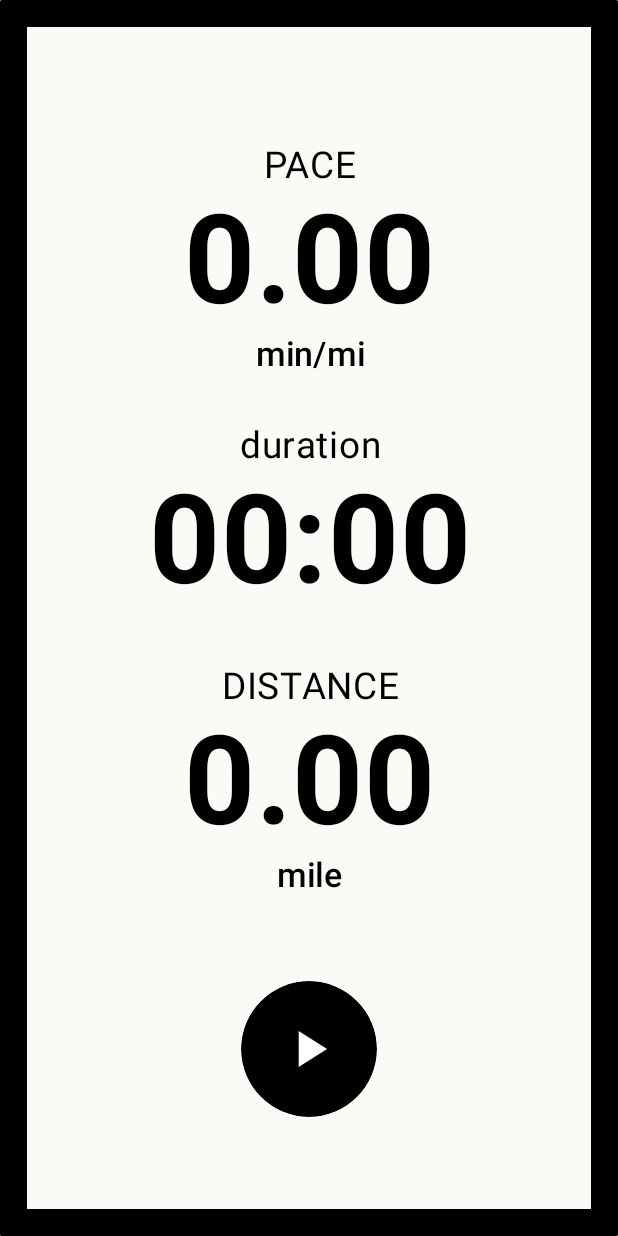
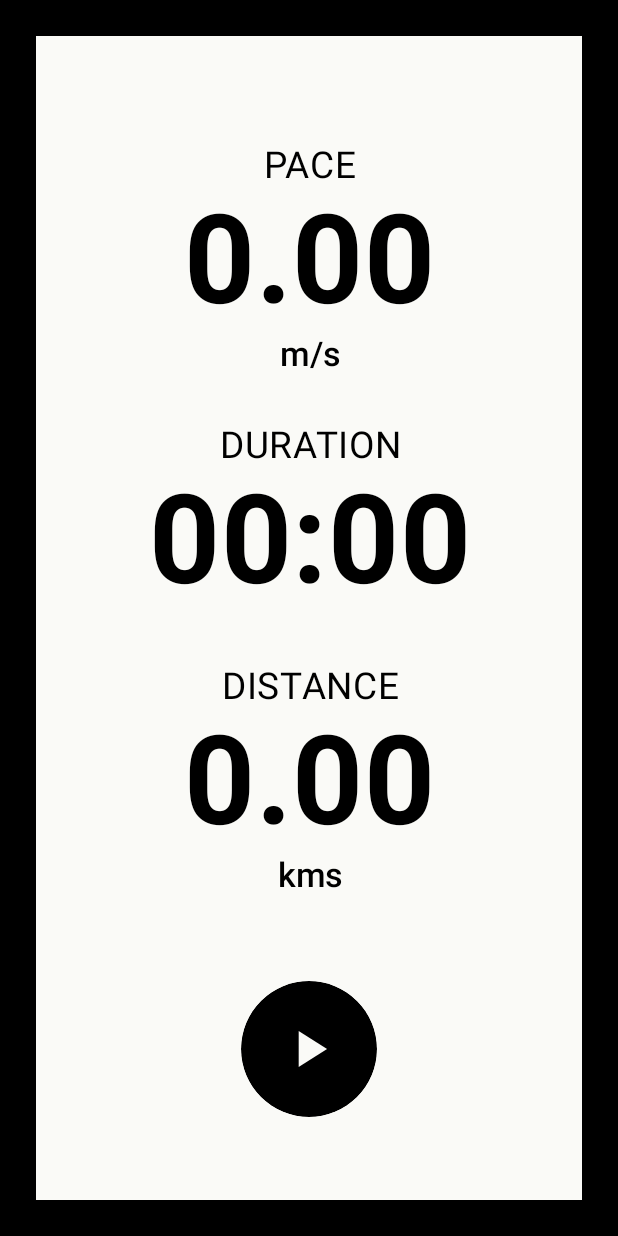
Before and after one commit to bansalayush/JustRun, an Android app built with Jetpack Compose: the screen it shows after launch (MainActivity), on a phone screen of 412 x 824 dp. Run offline under Robolectric (Android 15) with nearby library versions, the phone set to English and light mode, and no system bars; our stand-ins replace Room's generated code, Timber; 1 statement that could not run was skipped.

Commit message:
feat(ui): update color scheme and tracker screen

```diff
--- a/app/build.gradle.kts
+++ b/app/build.gradle.kts
@@ -86,6 +86,7 @@ dependencies {
     // Jetpack DataStore Preferences
     implementation(libs.androidx.datastore.preferences)
     implementation(libs.timber)
+    implementation("androidx.navigation:navigation-compose:2.7.7")
 }
 
 detekt {
--- a/app/src/main/java/com/scorpio/distancecalculator/MLocation.kt
+++ b/app/src/main/java/com/scorpio/distancecalculator/MLocation.kt
@@ -5,11 +5,13 @@ import com.scorpio.distancecalculator.db.LocationEntity
 data class MLocation(
     val latitude: Double,
     val longitude: Double,
+//    val speed:Double,
 ) {
     fun toEntity(currentActivityUUID: Long): LocationEntity {
         return LocationEntity(
             latitude = this.latitude,
             longitude = this.longitude,
+//            pace = this.speed,
             activityId = currentActivityUUID,
         )
     }
--- a/app/src/main/java/com/scorpio/distancecalculator/MainActivity.kt
+++ b/app/src/main/java/com/scorpio/distancecalculator/MainActivity.kt
@@ -12,11 +12,9 @@ import androidx.compose.foundation.layout.fillMaxHeight
 import androidx.compose.foundation.layout.fillMaxSize
 import androidx.compose.foundation.layout.fillMaxWidth
 import androidx.compose.foundation.layout.padding
-import androidx.compose.foundation.shape.RoundedCornerShape
 import androidx.compose.material3.Scaffold
 import androidx.compose.material3.Surface
 import androidx.compose.ui.Modifier
-import androidx.compose.ui.graphics.Color
 import androidx.compose.ui.unit.dp
 import androidx.navigation.compose.NavHost
 import androidx.navigation.compose.composable
@@ -26,6 +24,7 @@ import com.scorpio.distancecalculator.tracker.TrackerCommands.TrackerCommandFini
 import com.scorpio.distancecalculator.tracker.TrackerCommands.TrackerCommandPause
 import com.scorpio.distancecalculator.tracker.TrackerCommands.TrackerCommandResume
 import com.scorpio.distancecalculator.ui.theme.DistanceCalculatorTheme
+import com.scorpio.distancecalculator.ui.theme.Tone_Option_1
 import com.scorpio.distancecalculator.ui.theme.composables.HomeScreen
 import com.scorpio.distancecalculator.ui.theme.composables.Screen
 import timber.log.Timber
@@ -39,31 +38,31 @@ class MainActivity : ComponentActivity() {
         setContent {
             DistanceCalculatorTheme {
                 val navController = rememberNavController()
-                Surface(
-                    Modifier
-                        .fillMaxHeight(1.0f)
-                        .fillMaxWidth()
-                        .border(
-                            width = 18.dp,
-                            color = Color.Black,
-                            shape = RoundedCornerShape(1.dp)
-                        )
-                ) {
+                Surface {
                     Scaffold(
+                        modifier =
+                            Modifier
+                                .fillMaxHeight(1.0f)
+                                .fillMaxWidth()
+                                .border(
+                                    width = 24.dp,
+                                    color = Tone_Option_1.foreground,
+                                ),
                         content = { paddingValues ->
                             Box(
-                                modifier = Modifier
-                                    .fillMaxSize()
-                                    .padding(paddingValues)
+                                modifier =
+                                    Modifier
+                                        .fillMaxSize()
+                                        .padding(paddingValues),
                             ) {
                                 NavHost(
                                     navController = navController,
-                                    startDestination = Screen.Tracker.route
+                                    startDestination = Screen.Tracker.route,
                                 ) {
                                     composable(Screen.Home.route) {
                                         HomeScreen(
                                             viewModel = viewModel,
-                                            navController = navController
+                                            navController = navController,
                                         )
                                     }
 
@@ -71,34 +70,31 @@ class MainActivity : ComponentActivity() {
                                         RunStatsScreen(viewModel = viewModel, {
                                             Intent(
                                                 this@MainActivity,
-                                                RunningService::class.java
+                                                RunningService::class.java,
                                             ).apply {
                                                 action = TrackerCommandResume.toString()
                                             }.also { this@MainActivity.startService(it) }
                                         }, {
                                             Intent(
                                                 this@MainActivity,
-                                                RunningService::class.java
+                                                RunningService::class.java,
                                             ).apply {
                                                 action = TrackerCommandPause.toString()
                                             }.also { this@MainActivity.startService(it) }
                                         }, {
                                             Intent(
                                                 this@MainActivity,
-                                                RunningService::class.java
+                                                RunningService::class.java,
                                             ).apply {
                                                 action = TrackerCommandFinish.toString()
                                             }.also { this@MainActivity.startService(it) }
                                         })
                                     }
                                 }
-
-
                             }
-                        })
+                        },
+                    )
                 }
-
-
             }
         }
     }
--- a/app/src/main/java/com/scorpio/distancecalculator/db/LocationEntity.kt
+++ b/app/src/main/java/com/scorpio/distancecalculator/db/LocationEntity.kt
@@ -9,6 +9,7 @@ data class LocationEntity(
     val id: Long = 0,
     val latitude: Double,
     val longitude: Double,
+//    val speed:Double,
     val timestamp: Long = System.currentTimeMillis(),
     val activityId: Long,
 )
--- a/app/src/main/java/com/scorpio/distancecalculator/locationproducer/DefaultLocationProducer.kt
+++ b/app/src/main/java/com/scorpio/distancecalculator/locationproducer/DefaultLocationProducer.kt
@@ -36,6 +36,7 @@ class DefaultLocationProducer(
                         for (location in locations) {
                             val latitude = location.latitude
                             val longitude = location.longitude
+                            val speedInMetersPerSecond = location.speed
                             Log.d(TAG, "Location received: $latitude, $longitude speed:${location.speed}")
                             trySend(MLocation(latitude, longitude))
                         }
--- a/app/src/main/java/com/scorpio/distancecalculator/tracker/RunningTracker.kt
+++ b/app/src/main/java/com/scorpio/distancecalculator/tracker/RunningTracker.kt
@@ -22,21 +22,10 @@ class RunningTracker(
     private var distanceCalculationJob: Job? = null
 
     private val distanceMutableFlow = MutableStateFlow(0f)
+    private val speedMutableFlow = MutableStateFlow(0.0)
     val distanceFlow: StateFlow<Float> = distanceMutableFlow
 
-//    val speedStateFlow: StateFlow<Float> =
-//        combine(
-//            distanceMutableFlow,
-//            elapsedTimeFlow,
-//        ) { distance, time ->
-//            val distanceInKms = distance / 1000f
-//            val timeInHrs = time / 3600f
-//            if (timeInHrs != 0f) distanceInKms / timeInHrs else 0f
-//        }.stateIn(
-//            scope,
-//            SharingStarted.WhileSubscribed(300),
-//            0f,
-//        )
+    val speedStateFlow: StateFlow<Double> = speedMutableFlow
 
     private var lastTimestamp: Long = 0
 
@@ -46,6 +35,7 @@ class RunningTracker(
         locationTrackingJob =
             scope.launch {
                 locationProducer.startLocationUpdates().collectLatest { location ->
+//                    speedMutableFlow.value = location.speed
                     locationDao.insertLocation(location.toEntity(currentActivityUUID))
                     startDistanceCalculation()
                 }
--- a/app/src/main/java/com/scorpio/distancecalculator/tracker/TrackerScreen.kt
+++ b/app/src/main/java/com/scorpio/distancecalculator/tracker/TrackerScreen.kt
@@ -1,34 +1,46 @@
 package com.scorpio.distancecalculator.tracker
 
 import androidx.compose.foundation.background
-import androidx.compose.foundation.layout.*
+import androidx.compose.foundation.layout.Arrangement
+import androidx.compose.foundation.layout.Box
+import androidx.compose.foundation.layout.BoxWithConstraints
+import androidx.compose.foundation.layout.Column
+import androidx.compose.foundation.layout.PaddingValues
+import androidx.compose.foundation.layout.Row
+import androidx.compose.foundation.layout.Spacer
+import androidx.compose.foundation.layout.fillMaxHeight
+import androidx.compose.foundation.layout.fillMaxSize
+import androidx.compose.foundation.layout.fillMaxWidth
+import androidx.compose.foundation.layout.height
+import androidx.compose.foundation.layout.padding
+import androidx.compose.foundation.layout.size
 import androidx.compose.foundation.shape.CircleShape
 import androidx.compose.material.icons.Icons
+import androidx.compose.material.icons.filled.PlayArrow
 import androidx.compose.material3.Button
 import androidx.compose.material3.ButtonDefaults
 import androidx.compose.material3.Icon
 import androidx.compose.material3.Text
-import androidx.compose.material.icons.filled.PlayArrow
 import androidx.compose.runtime.Composable
 import androidx.compose.runtime.getValue
 import androidx.compose.ui.Alignment
 import androidx.compose.ui.Modifier
 import androidx.compose.ui.draw.clip
-import androidx.compose.ui.graphics.Color
 import androidx.compose.ui.graphics.vector.ImageVector
+import androidx.compose.ui.platform.LocalDensity
+import androidx.compose.ui.res.vectorResource
 import androidx.compose.ui.text.font.FontWeight
 import androidx.compose.ui.text.style.TextAlign
 import androidx.compose.ui.unit.Dp
 import androidx.compose.ui.unit.dp
 import androidx.compose.ui.unit.sp
-import androidx.compose.ui.platform.LocalDensity
-import androidx.compose.ui.res.vectorResource
 import androidx.lifecycle.compose.collectAsStateWithLifecycle
 import com.scorpio.distancecalculator.MainViewModel
 import com.scorpio.distancecalculator.R
+import com.scorpio.distancecalculator.tracker.TrackingState.TrackingStateActive
 import com.scorpio.distancecalculator.tracker.TrackingState.TrackingStateFinished
 import com.scorpio.distancecalculator.tracker.TrackingState.TrackingStatePaused
-import com.scorpio.distancecalculator.tracker.TrackingState.TrackingStateActive
+import com.scorpio.distancecalculator.ui.theme.Tone_Option_1
 
 @Composable
 fun Dp.toSp(): androidx.compose.ui.unit.TextUnit {
@@ -48,12 +60,12 @@ fun RunStatsScreen(
     val duration by viewModel.elapsedTimeFlow.collectAsStateWithLifecycle("00:00")
     val trackingState by viewModel.trackingState.collectAsStateWithLifecycle(TrackingStateFinished)
     BoxWithConstraints(
-        modifier = Modifier
+        modifier =
+            Modifier
                 .fillMaxSize()
-            .background(Color(0xFFFAFAF7)),
-        contentAlignment = Alignment.Center
+                .background(Tone_Option_1.background),
+        contentAlignment = Alignment.Center,
     ) {
-        // Use maxWidth/maxHeight directly. Use .toSp() for text scaling.
         val bigText = (this.maxWidth * 0.2f).toSp()
         val labelText = (this.maxWidth * 0.06f).toSp()
         val unitText = (this.maxWidth * 0.055f).toSp()
@@ -64,42 +76,37 @@ fun RunStatsScreen(
             Modifier
                 .padding(24.dp)
                 .fillMaxHeight(0.96f)
-                .fillMaxWidth()
-            /*.border(
-                width = 8.dp,
-                color = Color.Black,
-                shape = RoundedCornerShape(60.dp)
-            )*/
+                .fillMaxWidth(),
         ) {
             Column(
                 Modifier
                     .fillMaxSize()
                     .padding(24.dp),
                 horizontalAlignment = Alignment.CenterHorizontally,
-                verticalArrangement = Arrangement.SpaceBetween
+                verticalArrangement = Arrangement.SpaceBetween,
             ) {
                 Spacer(Modifier.height(4.dp))
                 StatBlock(
                     label = "PACE",
                     value = pace,
-                    unit = "min/mi",
+                    unit = "m/s",
                     labelText = labelText,
                     bigText = bigText,
-                    unitText = unitText
+                    unitText = unitText,
                 )
                 StatBlock(
-                    label = "duration",
+                    label = "DURATION",
                     value = duration,
                     labelText = labelText,
-                    bigText = bigText
+                    bigText = bigText,
                 )
                 StatBlock(
                     label = "DISTANCE",
                     value = distance,
-                    unit = "mile",
+                    unit = "kms",
                     labelText = labelText,
                     bigText = bigText,
-                    unitText = unitText
+                    unitText = unitText,
                 )
                 Spacer(Modifier.height(8.dp))
                 Row(
@@ -107,7 +114,7 @@ fun RunStatsScreen(
                         .fillMaxWidth()
                         .padding(bottom = 16.dp),
                     horizontalArrangement = Arrangement.SpaceAround,
-                    verticalAlignment = Alignment.CenterVertically
+                    verticalAlignment = Alignment.CenterVertically,
                 ) {
                     when (trackingState) {
                         TrackingStatePaused -> {
@@ -116,14 +123,14 @@ fun RunStatsScreen(
                                 contentDescription = "Start",
                                 size = buttonSize,
                                 iconSize = buttonIconSize,
-                                onClick = onPlay
+                                onClick = onPlay,
                             )
                             RoundIconButton(
                                 icon = ImageVector.vectorResource(id = R.drawable.stop_icon),
                                 contentDescription = "Finish",
                                 size = buttonSize,
                                 iconSize = buttonIconSize,
-                                onClick = onStop
+                                onClick = onStop,
                             )
                         }
 
@@ -133,23 +140,24 @@ fun RunStatsScreen(
                                 contentDescription = "Pause",
                                 size = buttonSize,
                                 iconSize = buttonIconSize,
-                                onClick = onPause
+                                onClick = onPause,
                             )
                             RoundIconButton(
                                 icon = ImageVector.vectorResource(id = R.drawable.stop_icon),
                                 contentDescription = "Finish",
                                 size = buttonSize,
                                 iconSize = buttonIconSize,
-                                onClick = onStop
+                                onClick = onStop,
                             )
                         }
 
-                        TrackingStateFinished -> RoundIconButton(
+                        TrackingStateFinished ->
+                            RoundIconButton(
                                 icon = Icons.Default.PlayArrow,
                                 contentDescription = "Start",
                                 size = buttonSize,
                                 iconSize = buttonIconSize,
-                            onClick = onPlay
+                                onClick = onPlay,
                             )
                     }
                 }
@@ -165,34 +173,34 @@ fun StatBlock(
     unit: String? = null,
     labelText: androidx.compose.ui.unit.TextUnit,
     bigText: androidx.compose.ui.unit.TextUnit,
-    unitText: androidx.compose.ui.unit.TextUnit? = null
+    unitText: androidx.compose.ui.unit.TextUnit? = null,
 ) {
     Column(
         horizontalAlignment = Alignment.CenterHorizontally,
         verticalArrangement = Arrangement.Center,
-        modifier = Modifier.padding(vertical = 6.dp)
+        modifier = Modifier.padding(vertical = 6.dp),
     ) {
         Text(
             text = label,
             fontSize = labelText,
             fontWeight = FontWeight.Normal,
-            color = Color.Black,
-            textAlign = TextAlign.Center
+            color = Tone_Option_1.foreground,
+            textAlign = TextAlign.Center,
         )
         Text(
             text = value,
             fontSize = bigText,
             fontWeight = FontWeight.Bold,
-            color = Color.Black,
-            textAlign = TextAlign.Center
+            color = Tone_Option_1.foreground,
+            textAlign = TextAlign.Center,
         )
         if (unit != null && unitText != null) {
             Text(
                 text = unit,
                 fontSize = unitText,
                 fontWeight = FontWeight.Medium,
-                color = Color.Black,
-                textAlign = TextAlign.Center
+                color = Tone_Option_1.foreground,
+                textAlign = TextAlign.Center,
             )
         }
     }
@@ -204,22 +212,23 @@ fun RoundIconButton(
     contentDescription: String,
     size: Dp,
     iconSize: Dp,
-    onClick: () -> Unit
+    onClick: () -> Unit,
 ) {
     Button(
         onClick = onClick,
         shape = CircleShape,
-        colors = ButtonDefaults.buttonColors(containerColor = Color.Black),
+        colors = ButtonDefaults.buttonColors(containerColor = Tone_Option_1.foreground),
         contentPadding = PaddingValues(0.dp),
-        modifier = Modifier
+        modifier =
+            Modifier
                 .size(size)
-            .clip(CircleShape)
+                .clip(CircleShape),
     ) {
         Icon(
             imageVector = icon,
             contentDescription = contentDescription,
-            tint = Color.White,
-            modifier = Modifier.size(iconSize)
+            tint = Tone_Option_1.background,
+            modifier = Modifier.size(iconSize),
         )
     }
 }
--- a/app/src/main/java/com/scorpio/distancecalculator/ui/theme/Color.kt
+++ b/app/src/main/java/com/scorpio/distancecalculator/ui/theme/Color.kt
@@ -9,3 +9,10 @@ val Pink80 = Color(0xFFEFB8C8)
 val Purple40 = Color(0xFF6650a4)
 val PurpleGrey40 = Color(0xFF625b71)
 val Pink40 = Color(0xFF7D5260)
+
+data class DualTone(val background: Color, val foreground: Color)
+
+// val Tone_Option_2 = DualTone(Color(0xffF9EBDE), Color(0xff815854))
+val Tone_Option_1 = DualTone(Color(0xFFFAFAF7), Color.Black)
+// val Tone_Option_3 = DualTone(Color.Black, Color(0xFFFAFAF7))
+// val Tone_Option_4 = DualTone(Color(0xff6A7BA2), Color(0xffFFDFDE))
--- a/app/src/main/java/com/scorpio/distancecalculator/ui/theme/composables/HomeScreen.kt
+++ b/app/src/main/java/com/scorpio/distancecalculator/ui/theme/composables/HomeScreen.kt
@@ -24,8 +24,8 @@ import androidx.compose.ui.unit.dp
 import androidx.navigation.NavHostController
 import com.scorpio.distancecalculator.MainViewModel
 
-
-val listOfActivities = listOf<String>(
+val listOfActivities =
+    listOf<String>(
         "Running",
         "Cycling",
         "Walking",
@@ -55,16 +55,19 @@ val listOfActivities = listOf<String>(
         "Dancing",
         "Weightlifting",
         "Pilates",
-    "Crossfit"
-
+        "Crossfit",
     )
 
 @Composable
-fun HomeScreen(viewModel: MainViewModel, navController: NavHostController) {
+fun HomeScreen(
+    viewModel: MainViewModel,
+    navController: NavHostController,
+) {
     Box(modifier = Modifier.fillMaxSize()) {
         Box(
-            modifier = Modifier
-                .fillMaxSize()
+            modifier =
+                Modifier
+                    .fillMaxSize(),
         ) {
             LazyColumn {
                 items(
@@ -72,60 +75,61 @@ fun HomeScreen(viewModel: MainViewModel, navController: NavHostController) {
                     itemContent = {
                         Text(
                             text = listOfActivities[it],
-
-                            modifier = Modifier.padding(16.dp)
+                            modifier = Modifier.padding(16.dp),
                         )
-                    }, key = { index -> index })
+                    },
+                    key = { index -> index },
+                )
             }
         }
         FloatingActionButton(
-            modifier = Modifier
+            modifier =
+                Modifier
                     .align(Alignment.BottomEnd)
                     .padding(12.dp),
             onClick = {
                 navController.navigate(Screen.Tracker.route)
-            }
+            },
         ) {
             Text("+")
         }
     }
 }
 
-//Background: #FAFAFA
-//Cards: #F8F8F8
-//Primary Text: #2C2C2C
-//Secondary Text: #666666
-//Borders: #E0E0E0
-//Icons: #8A8A8A
-const val borderColor = 0xFFE0E0E0
+// Background: #FAFAFA
+// Cards: #F8F8F8
+// Primary Text: #2C2C2C
+// Secondary Text: #666666
+// Borders: #E0E0E0
+// Icons: #8A8A8A
 
 @Preview
 @Composable
 fun ActivityItem(modifier: Modifier = Modifier) {
     Row(
-        modifier = Modifier
+        modifier =
+            Modifier
                 .fillMaxWidth()
                 .height(88.dp)
                 .background(Color.Blue)
                 .padding(horizontal = 16.dp, vertical = 20.dp),
-        verticalAlignment = Alignment.CenterVertically
+        verticalAlignment = Alignment.CenterVertically,
     ) {
         Box(
-            modifier = Modifier
+            modifier =
+                Modifier
                     .width(48.dp)
                     .height(48.dp)
                     .background(Color.Transparent)
-                .border(2.dp, Color(borderColor))
+                    .border(2.dp, Color(0xFFE0E0E0)),
         )
         Column(
-            modifier = Modifier
+            modifier =
+                Modifier
                     .fillMaxWidth()
-                .fillMaxHeight()
+                    .fillMaxHeight(),
         ) {
 //            Text()
-
         }
-
     }
-
 }
--- a/app/src/main/java/com/scorpio/distancecalculator/ui/theme/composables/Screen.kt
+++ b/app/src/main/java/com/scorpio/distancecalculator/ui/theme/composables/Screen.kt
@@ -2,6 +2,7 @@ package com.scorpio.distancecalculator.ui.theme.composables
 
 sealed class Screen(val route: String) {
     object Home : Screen("home")
+
     object Tracker : Screen("tracker")
     // Add more as needed
 }
```
Also changed, not shown: 3 other files. Lines whose indentation alone changed are shown as unchanged.
